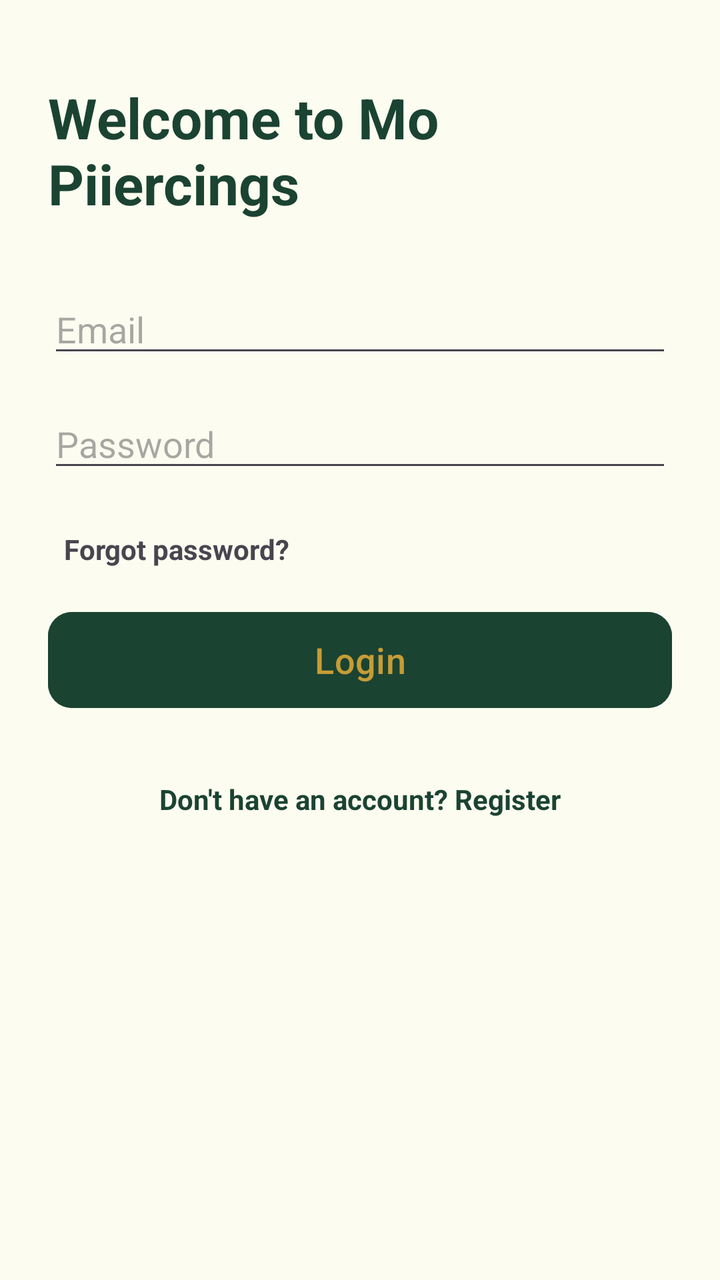
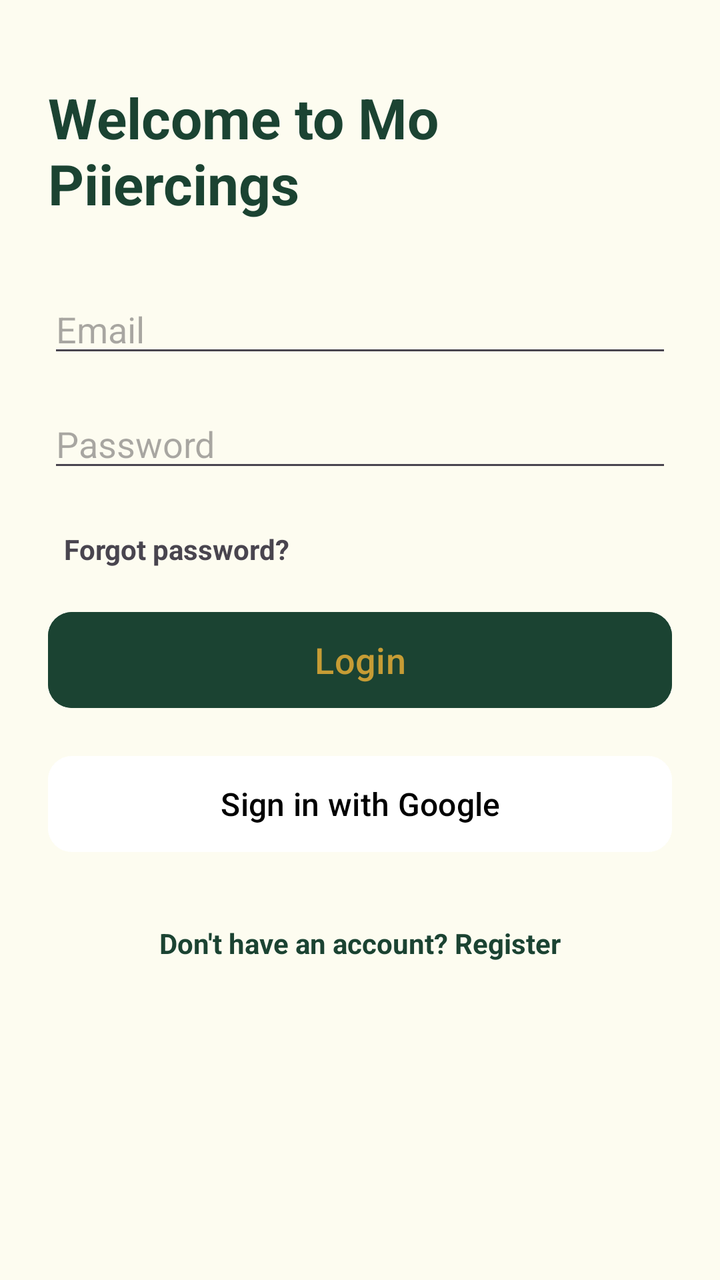

Compare the two renders of this Android layout. The source of the first and the diff that turns it into the second are given below.
<!-- AndroidManifest.xml: application theme Theme.Moes -->
<!-- res/layout/activity_login_screen.xml -->
<?xml version="1.0" encoding="utf-8"?>
<ScrollView xmlns:android="http://schemas.android.com/apk/res/android"
    xmlns:app="http://schemas.android.com/apk/res-auto"
    xmlns:tools="http://schemas.android.com/tools"
    android:layout_width="match_parent"
    android:layout_height="match_parent"
    android:fillViewport="true"
    android:background="@color/moes_cream"
    tools:context=".LoginScreen">

    <LinearLayout
        android:id="@+id/main"
        android:layout_width="match_parent"
        android:layout_height="wrap_content"
        android:orientation="vertical"
        android:padding="24dp"
        android:gravity="center_horizontal">

        
        <TextView
            android:id="@+id/tvLoginTitle"
            android:layout_width="wrap_content"
            android:layout_height="wrap_content"
            android:text="Welcome to Mo Piiercings"
            android:textColor="@color/moes_forest_green"
            android:textSize="28sp"
            android:textStyle="bold"
            android:layout_marginTop="16dp" />

        
        <EditText
            android:id="@+id/edtEmailLogin"
            android:layout_width="match_parent"
            android:layout_height="wrap_content"
            android:layout_marginTop="32dp"
            android:layout_marginBottom="16dp"
            android:hint="Email"
            android:inputType="textEmailAddress" />

        <EditText
            android:id="@+id/edtPasswordLogin"
            android:layout_width="match_parent"
            android:layout_height="wrap_content"
            android:layout_marginBottom="16dp"
            android:hint="Password"
            android:inputType="textPassword" />

        
        <ProgressBar
            android:id="@+id/loginProgressBar"
            android:layout_width="wrap_content"
            android:layout_height="wrap_content"
            android:layout_marginBottom="16dp"
            android:visibility="gone"
            android:indeterminateTint="@color/moes_gold" />

        
        <TextView
            android:id="@+id/txtForgotPasswordRedirect"
            android:layout_width="wrap_content"
            android:layout_height="wrap_content"
            android:layout_gravity="start"
            android:layout_marginBottom="10dp"
            android:text="Forgot password?"
            android:textStyle="bold"
            android:padding="8dp" />

        
        <Button
            android:id="@+id/btnLogin"
            android:layout_width="match_parent"
            android:layout_height="56dp"
            android:text="Login"
            android:textSize="18sp"
            android:textAllCaps="false"
            android:backgroundTint="@color/moes_forest_green"
            android:textColor="@color/moes_gold"
            app:cornerRadius="12dp"
            android:onClick="getSavedUser" />

        
        <TextView
            android:id="@+id/txtLoginRedirect"
            android:layout_width="wrap_content"
            android:layout_height="wrap_content"
            android:layout_marginTop="24dp"
            android:text="Don't have an account? Register"
            android:textStyle="bold"
            android:textColor="@color/moes_forest_green"
            android:padding="8dp"
            android:onClick="loginRedirect" />

    </LinearLayout>
</ScrollView>
<!-- resources referenced by this layout -->
<resources>
  <color name="moes_cream">#FDFCF0</color>
  <color name="moes_forest_green">#1B4332</color>
  <color name="moes_gold">#C69C35</color>
  <style name="Theme.Moes" parent="Theme.Material3.DayNight.NoActionBar">
      
      <item name="colorPrimary">@color/moes_forest_green</item>
      <item name="colorOnPrimary">@color/moes_gold</item>
  
      
      <item name="colorSecondary">@color/moes_gold</item>
      <item name="colorOnSecondary">@color/white</item>
  
      
      <item name="android:windowBackground">@color/moes_cream</item>
      <item name="android:statusBarColor">@color/moes_dark_header</item>
  </style>
  <color name="white">#FFFFFF</color>
  <color name="moes_dark_header">#121212</color>
</resources>

<!-- the commit's change to res/layout/activity_login_screen.xml (unified diff, before → after) -->
@@ -79,6 +79,20 @@
             android:onClick="getSavedUser" />
 
         
+        <Button
+            android:id="@+id/btnGoogleSignIn"
+            android:layout_width="match_parent"
+            android:layout_height="56dp"
+            android:layout_marginTop="16dp"
+            android:text="Sign in with Google"
+            android:textSize="16sp"
+            android:textAllCaps="false"
+            android:backgroundTint="@color/white"
+            android:textColor="@color/black"
+            app:cornerRadius="12dp"
+            android:onClick="signInWithGoogle" />
+
+        
         <TextView
             android:id="@+id/txtLoginRedirect"
             android:layout_width="wrap_content"
<!-- resource entries referenced after the edit -->
@@ -1,5 +1,6 @@
 <!-- resources referenced by this layout -->
 <resources>
+  <color name="black">#000000</color>
   <color name="moes_cream">#FDFCF0</color>
   <color name="moes_forest_green">#1B4332</color>
   <color name="moes_gold">#C69C35</color>
